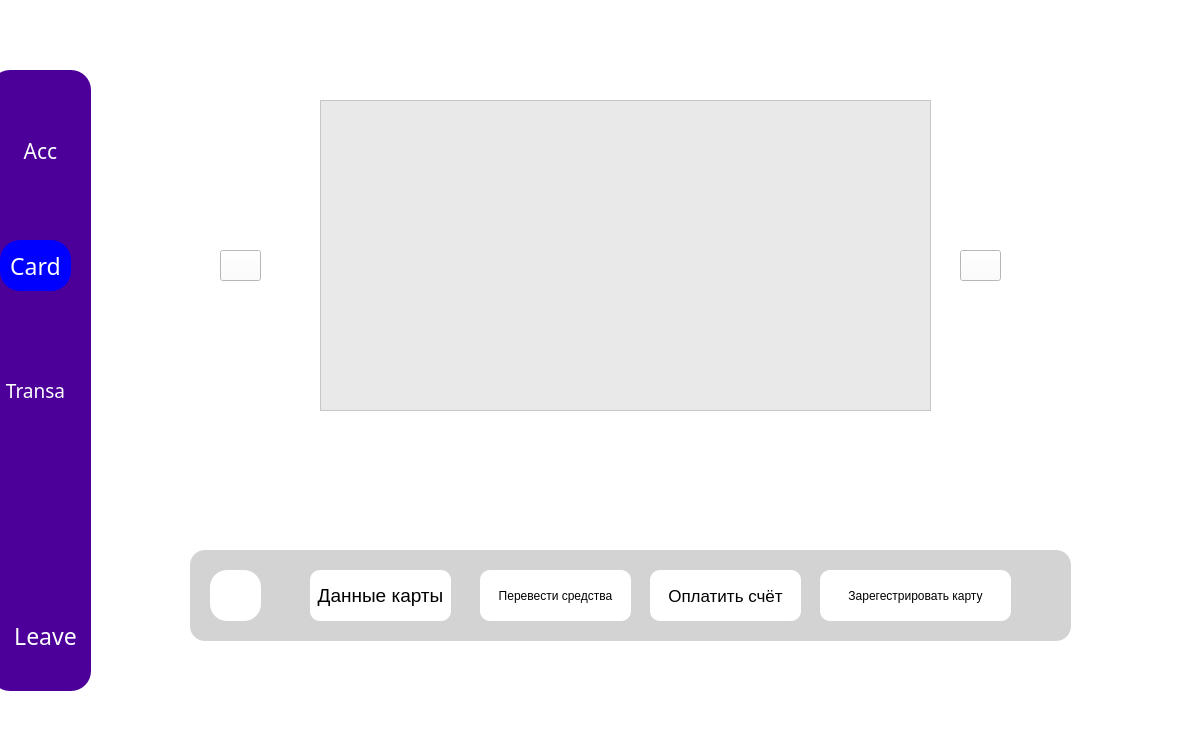
Above: home_window.ui from KrisyukEgor/Banking_app before the change. Below: the same form after it.
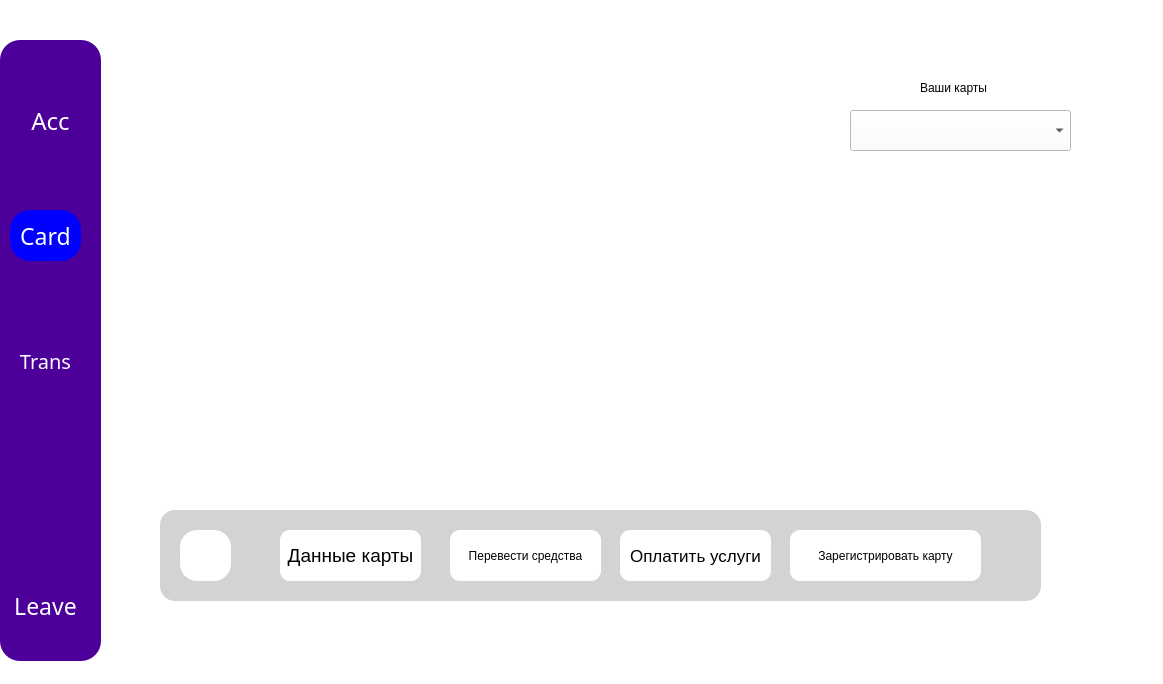
That is the form after the change. The open tabs and pages were chosen to show the change. Icons and pictures are not drawn.

```diff
--- a/home_window.ui
+++ b/home_window.ui
@@ -6,8 +6,8 @@
    <rect>
     <x>0</x>
     <y>0</y>
-    <width>1190</width>
-    <height>753</height>
+    <width>1163</width>
+    <height>684</height>
    </rect>
   </property>
   <property name="font">
@@ -26,8 +26,8 @@
   <widget class="QFrame" name="Big_frame">
    <property name="geometry">
     <rect>
-     <x>-10</x>
-     <y>70</y>
+     <x>0</x>
+     <y>40</y>
      <width>101</width>
      <height>621</height>
     </rect>
@@ -53,7 +53,7 @@
     <property name="font">
      <font>
       <family>Source Code Pro</family>
-      <pointsize>16</pointsize>
+      <pointsize>18</pointsize>
       <bold>false</bold>
      </font>
     </property>
@@ -89,7 +89,7 @@
     <property name="font">
      <font>
       <family>Source Code Pro</family>
-      <pointsize>14</pointsize>
+      <pointsize>15</pointsize>
       <bold>false</bold>
      </font>
     </property>
@@ -97,7 +97,7 @@
      <string notr="true">color: white;</string>
     </property>
     <property name="text">
-     <string>Transa</string>
+     <string>Trans</string>
     </property>
     <property name="iconSize">
      <size>
@@ -138,7 +138,7 @@
    <widget class="QPushButton" name="Exit_button">
     <property name="geometry">
      <rect>
-      <x>20</x>
+      <x>10</x>
       <y>550</y>
       <width>71</width>
       <height>31</height>
@@ -168,7 +168,7 @@
      <x>120</x>
      <y>50</y>
      <width>971</width>
-     <height>651</height>
+     <height>591</height>
     </rect>
    </property>
    <property name="styleSheet">
@@ -469,19 +469,19 @@
     <widget class="QGraphicsView" name="graphicsView">
      <property name="geometry">
       <rect>
-       <x>200</x>
+       <x>30</x>
        <y>50</y>
-       <width>611</width>
-       <height>311</height>
+       <width>561</width>
+       <height>271</height>
       </rect>
      </property>
      <property name="styleSheet">
       <string notr="true">QGraphicsView{
-background-color: rgba(211, 211, 211, 0.5);
+background-color: white;
 }</string>
      </property>
      <property name="frameShape">
-      <enum>QFrame::StyledPanel</enum>
+      <enum>QFrame::NoFrame</enum>
      </property>
      <property name="verticalScrollBarPolicy">
       <enum>Qt::ScrollBarAlwaysOff</enum>
@@ -490,37 +490,11 @@
       <enum>Qt::ScrollBarAlwaysOff</enum>
      </property>
     </widget>
-    <widget class="QPushButton" name="Right_swap_button">
-     <property name="geometry">
-      <rect>
-       <x>840</x>
-       <y>200</y>
-       <width>41</width>
-       <height>31</height>
-      </rect>
-     </property>
-     <property name="text">
-      <string/>
-     </property>
-    </widget>
-    <widget class="QPushButton" name="Left_swap_button">
-     <property name="geometry">
-      <rect>
-       <x>100</x>
-       <y>200</y>
-       <width>41</width>
-       <height>31</height>
-      </rect>
-     </property>
-     <property name="text">
-      <string/>
-     </property>
-    </widget>
     <widget class="QFrame" name="menu_card_frame">
      <property name="geometry">
       <rect>
-       <x>70</x>
-       <y>500</y>
+       <x>40</x>
+       <y>460</y>
        <width>881</width>
        <height>91</height>
       </rect>
@@ -591,7 +565,7 @@
        <cursorShape>PointingHandCursor</cursorShape>
       </property>
       <property name="text">
-       <string>Зарегестрировать карту</string>
+       <string>Зарегистрировать карту</string>
       </property>
      </widget>
      <widget class="QPushButton" name="menu_change_size_button">
@@ -634,10 +608,33 @@
        <cursorShape>PointingHandCursor</cursorShape>
       </property>
       <property name="text">
-       <string>Оплатить счёт</string>
+       <string>Оплатить услуги</string>
       </property>
      </widget>
     </widget>
+    <widget class="QComboBox" name="Cards_combo_box">
+     <property name="geometry">
+      <rect>
+       <x>730</x>
+       <y>60</y>
+       <width>221</width>
+       <height>41</height>
+      </rect>
+     </property>
+    </widget>
+    <widget class="QLabel" name="label_8">
+     <property name="geometry">
+      <rect>
+       <x>800</x>
+       <y>30</y>
+       <width>101</width>
+       <height>16</height>
+      </rect>
+     </property>
+     <property name="text">
+      <string>Ваши карты</string>
+     </property>
+    </widget>
    </widget>
    <widget class="QWidget" name="Transactions_page">
     <widget class="QTableWidget" name="Transactions_table_widget">
```
Left out of the diff: 14 changed lines with no effect on the pictures.
